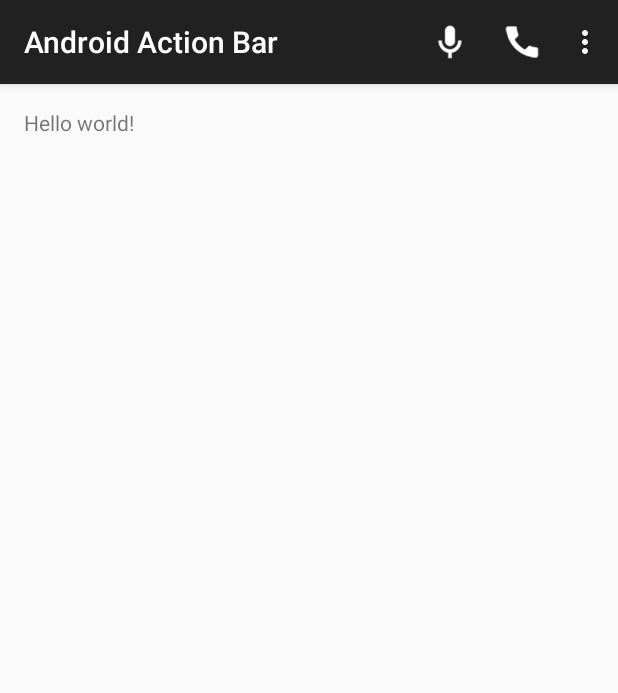
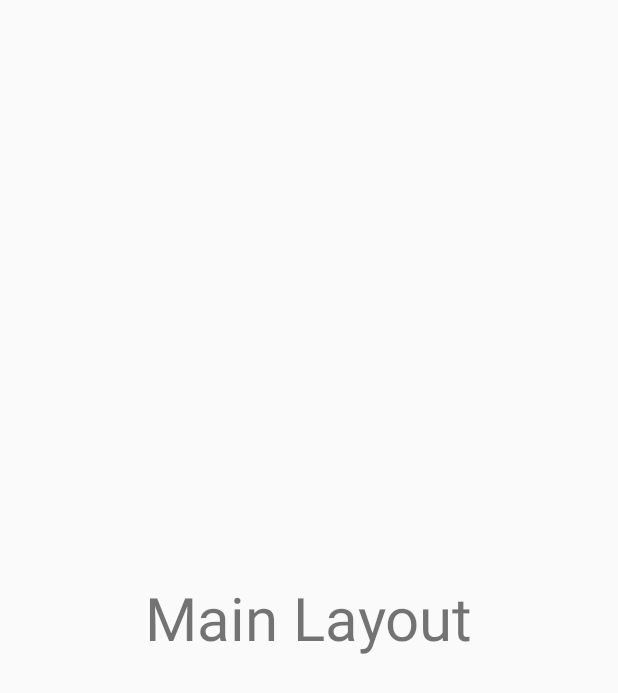
Before and after one commit to NickMattmiller/AndroidActionBar, an Android app: the screen it shows after launch (MainActivity), on a phone screen of 412 x 824 dp. Shown: the top 693 px of the screen. Run offline under Robolectric (Android 15) with nearby library versions, the phone set to English and light mode, and no system bars.

Commit message:
Added fragments and class files
Added menu fragment xml files and also supporting class files. Also
wired up OnOptionsItemsSelected Method

```diff
--- /dev/null
+++ b/AndroidActionBar/app/src/main/java/com/nickmattmiller/androidactionbar/MainFragment.java
@@ -0,0 +1,20 @@
+package com.nickmattmiller.androidactionbar;
+
+
+import android.os.Bundle;
+import android.app.Fragment;
+import android.view.LayoutInflater;
+import android.view.View;
+import android.view.ViewGroup;
+
+
+
+public class MainFragment extends Fragment {
+    @Override
+    public View onCreateView(LayoutInflater inflater,ViewGroup container, Bundle savedInstanceState) {
+        View view = inflater.inflate(R.layout.main_fragment, container, false);
+
+        return view;
+    }
+
+}
--- a/AndroidActionBar/app/src/main/res/layout/activity_main.xml
+++ b/AndroidActionBar/app/src/main/res/layout/activity_main.xml
@@ -1,11 +1,12 @@
-<RelativeLayout xmlns:android="http://schemas.android.com/apk/res/android"
-    xmlns:tools="http://schemas.android.com/tools" android:layout_width="match_parent"
-    android:layout_height="match_parent" android:paddingLeft="@dimen/activity_horizontal_margin"
-    android:paddingRight="@dimen/activity_horizontal_margin"
-    android:paddingTop="@dimen/activity_vertical_margin"
-    android:paddingBottom="@dimen/activity_vertical_margin" tools:context=".MainActivity">
+<LinearLayout xmlns:android="http://schemas.android.com/apk/res/android"
+    xmlns:tools="http://schemas.android.com/tools"
+    android:layout_width="match_parent"
+    android:layout_height="match_parent"
+    tools:context=".MainActivity">
 
-    <TextView android:text="@string/hello_world" android:layout_width="wrap_content"
-        android:layout_height="wrap_content" />
+    <FrameLayout
+        android:id="@+id/content_frame"
+        android:layout_width="match_parent"
+        android:layout_height="match_parent" />
 
-</RelativeLayout>
+</LinearLayout>
--- /dev/null
+++ b/AndroidActionBar/app/src/main/res/layout/main_fragment.xml
@@ -0,0 +1,13 @@
+<?xml version="1.0" encoding="utf-8"?>
+    <!-- TODO: Update blank fragment layout -->
+    <LinearLayout xmlns:android="http://schemas.android.com/apk/res/android"
+        android:orientation="vertical"
+        android:layout_width="match_parent"
+        android:layout_height="match_parent"
+        android:gravity="center">
+        <TextView
+            android:layout_width="wrap_content"
+            android:layout_height="wrap_content"
+            android:textSize="40dp"
+            android:text="Main Layout"/>
+    </LinearLayout>
--- a/AndroidActionBar/app/src/main/res/values/strings.xml
+++ b/AndroidActionBar/app/src/main/res/values/strings.xml
@@ -3,4 +3,7 @@
 
     <string name="hello_world">Hello world!</string>
     <string name="action_settings">Settings</string>
+
+<!-- TODO: Remove or change this placeholder text -->
+    <string name="hello_blank_fragment">Hello blank fragment</string>
 </resources>
```
Also changed, not shown: AndroidActionBar/app/src/main/java/com/nickmattmiller/androidactionbar/MainActivity.java (+60 -9 lines), AndroidActionBar/app/src/main/java/com/nickmattmiller/androidactionbar/TextFragment.java (added, +23 -0 lines), AndroidActionBar/app/src/main/res/layout/text_fragment.xml (added, +12 -0 lines).
